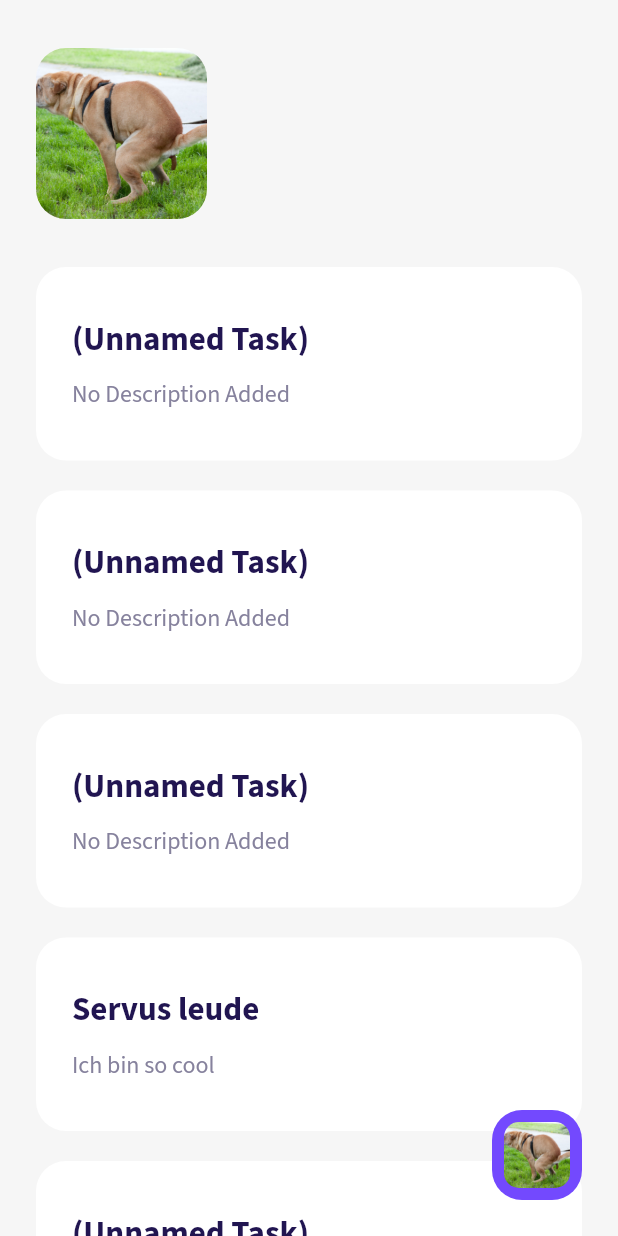
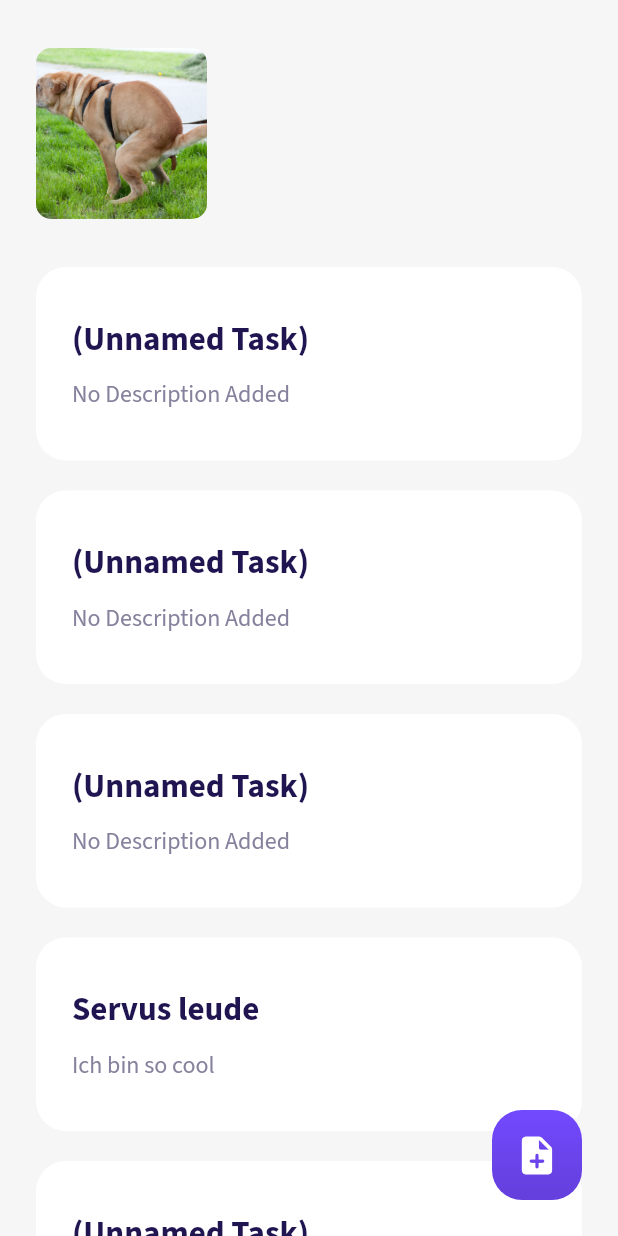
Before and after one commit to IHaveHackedYou/to_do_app, a Flutter app: the screen it shows after launch, on a phone screen of 412 x 824 dp. Run offline on Flutter 3.47's test engine with Material 2 defaults, Android fonts, the phone set to English and light mode, and no system bars; our stand-ins replace google_fonts.

```diff
--- a/lib/main.dart
+++ b/lib/main.dart
@@ -5,6 +5,8 @@ import 'package:to_do_app/screens/homepage.dart';
 void main() => runApp(MyApp());
 
 class MyApp extends StatelessWidget {
+  const MyApp({Key? key}) : super(key: key);
+
   @override
   Widget build(BuildContext context) {
     return MaterialApp(
--- a/lib/screens/homepage.dart
+++ b/lib/screens/homepage.dart
@@ -1,4 +1,5 @@
 import 'package:flutter/material.dart';
+import 'package:to_do_app/screens/taskpage.dart';
 import 'package:to_do_app/widgets.dart';
 
 class Homepage extends StatefulWidget {
@@ -26,7 +27,7 @@ class _HomepageState extends State<Homepage> {
                     margin: const EdgeInsets.only(
                         bottom: 32.0, right: 250.0, top: 32.0),
                     child: ClipRRect(
-                        borderRadius: BorderRadius.circular(20.0),
+                        borderRadius: BorderRadius.circular(10.0),
                         child: const AspectRatio(
                             aspectRatio: 1 / 1,
                             child: Image(
@@ -35,8 +36,10 @@ class _HomepageState extends State<Homepage> {
                             ))),
                   ),
                   Expanded(
+                      child: ScrollConfiguration(
+                        behavior: NoGlowBehaviour(),
                         child: ListView(
-                    children: [
+                    children: const [
                         TaskCardWidget(),
                         TaskCardWidget(),
                         TaskCardWidget(),
@@ -45,6 +48,7 @@ class _HomepageState extends State<Homepage> {
                         TaskCardWidget(),
                         TaskCardWidget(),
                     ],
+                  ),
                       ))
                 ],
               ),
@@ -55,19 +59,22 @@ class _HomepageState extends State<Homepage> {
                   width: 60.0,
                   height: 60.0,
                   decoration: BoxDecoration(
-                    color: Color(0xFF7349FE),
+                    gradient: const LinearGradient(
+                        colors: [Color(0xFF7349FE), Color(0xFF643FDB)],
+                        begin: Alignment(0.0, -1.0),
+                        end: Alignment(0.0, 1.0)),
                     borderRadius: BorderRadius.circular(20.0),
                   ),
-                  child: Container(
-                    padding: EdgeInsets.all(8.0),
-                    child: ClipRRect(
-                        borderRadius: BorderRadius.circular(10.0),
-                        child: const AspectRatio(
-                            aspectRatio: 1 / 1,
-                            child: Image(
-                              image: AssetImage("assets/index.jpg"),
-                              fit: BoxFit.cover,
-                            ))),
+                  child: GestureDetector(
+                    onTap: () {
+                      Navigator.push(context,
+                          MaterialPageRoute(builder: (context) => TaskPage()));
+                    },
+                    child: const Icon(
+                      Icons.note_add_rounded,
+                      color: Colors.white,
+                      size: 30
+                    ),
                   ),
                 ),
               )
```
Also changed, not shown: lib/screens/taskpage.dart (+98 -0 lines), lib/widgets.dart (+58 -1 lines). Lines whose indentation alone changed are shown as unchanged.
